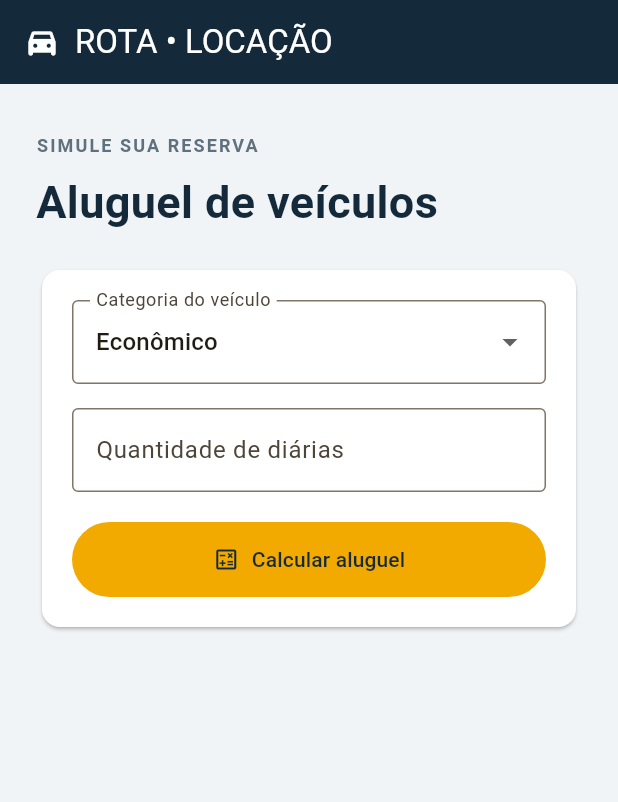
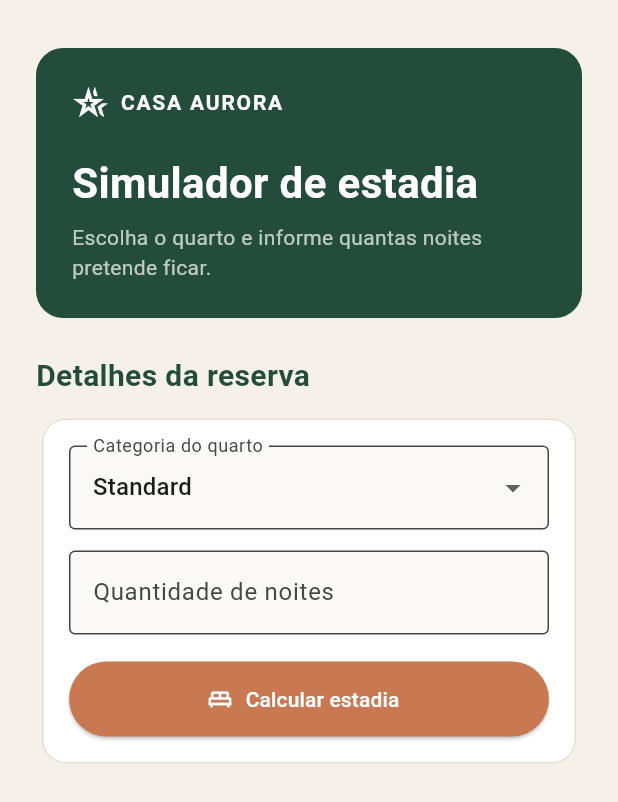
Before and after one commit to GuilhermoPayossin/cp3_flutter, a Flutter app: the screen it shows after launch, on a phone screen of 412 x 824 dp. Shown: the top 802 px of the screen. Run offline on Flutter 3.47's test engine with Material 3 defaults, Android fonts, the phone set to English and light mode, and no system bars.

Commit message:
Implementa simulador de estadia em hotel

```diff
--- a/lib/aluguel/aluguel_strategy.dart
+++ /dev/null
@@ -1,3 +0,0 @@
-abstract class AluguelStrategy {
-  double calcular(int diarias);
-}
--- a/lib/aluguel/calculadora_aluguel.dart
+++ /dev/null
@@ -1,11 +0,0 @@
-import 'aluguel_strategy.dart';
-
-class CalculadoraAluguel {
-  final AluguelStrategy estrategia;
-
-  const CalculadoraAluguel(this.estrategia);
-
-  double calcular(int diarias) {
-    return estrategia.calcular(diarias);
-  }
-}
--- a/lib/aluguel/estrategias_aluguel.dart
+++ /dev/null
@@ -1,50 +0,0 @@
-import 'aluguel_strategy.dart';
-
-class AluguelEconomico implements AluguelStrategy {
-  const AluguelEconomico();
-
-  @override
-  double calcular(int diarias) {
-    if (diarias < 0) {
-      throw ArgumentError('A quantidade de diárias não pode ser negativa.');
-    }
-
-    return diarias * 100.0;
-  }
-}
-
-class AluguelExecutivo implements AluguelStrategy {
-  const AluguelExecutivo();
-
-  @override
-  double calcular(int diarias) {
-    if (diarias < 0) {
-      throw ArgumentError('A quantidade de diárias não pode ser negativa.');
-    }
-
-    final subtotal = diarias * 180.0;
-
-    if (diarias >= 7) {
-      return subtotal * 0.9;
-    }
-
-    return subtotal;
-  }
-}
-
-class AluguelSUV implements AluguelStrategy {
-  const AluguelSUV();
-
-  @override
-  double calcular(int diarias) {
-    if (diarias < 0) {
-      throw ArgumentError('A quantidade de diárias não pode ser negativa.');
-    }
-
-    if (diarias == 0) {
-      return 0.0;
-    }
-
-    return diarias * 250.0 + 80.0;
-  }
-}
--- /dev/null
+++ b/lib/estadia/calculadora_estadia.dart
@@ -0,0 +1,11 @@
+import 'estadia_strategy.dart';
+
+class CalculadoraEstadia {
+  final EstadiaStrategy estrategia;
+
+  const CalculadoraEstadia(this.estrategia);
+
+  double calcular(int noites) {
+    return estrategia.calcular(noites);
+  }
+}
--- /dev/null
+++ b/lib/estadia/estadia_strategy.dart
@@ -0,0 +1,3 @@
+abstract class EstadiaStrategy {
+  double calcular(int noites);
+}
--- /dev/null
+++ b/lib/estadia/estrategias_estadia.dart
@@ -0,0 +1,50 @@
+import 'estadia_strategy.dart';
+
+class EstadiaStandard implements EstadiaStrategy {
+  const EstadiaStandard();
+
+  @override
+  double calcular(int noites) {
+    if (noites < 0) {
+      throw ArgumentError('A quantidade de noites não pode ser negativa.');
+    }
+
+    return noites * 200.0;
+  }
+}
+
+class EstadiaLuxo implements EstadiaStrategy {
+  const EstadiaLuxo();
+
+  @override
+  double calcular(int noites) {
+    if (noites < 0) {
+      throw ArgumentError('A quantidade de noites não pode ser negativa.');
+    }
+
+    final subtotal = noites * 350.0;
+
+    if (noites >= 5) {
+      return subtotal * 0.9;
+    }
+
+    return subtotal;
+  }
+}
+
+class EstadiaSuitePremium implements EstadiaStrategy {
+  const EstadiaSuitePremium();
+
+  @override
+  double calcular(int noites) {
+    if (noites < 0) {
+      throw ArgumentError('A quantidade de noites não pode ser negativa.');
+    }
+
+    if (noites == 0) {
+      return 0.0;
+    }
+
+    return noites * 500.0 + 100.0;
+  }
+}
--- a/lib/main.dart
+++ b/lib/main.dart
@@ -1,66 +1,72 @@
 import 'package:flutter/material.dart';
 import 'package:flutter/services.dart';
 
-import 'aluguel/aluguel_strategy.dart';
-import 'aluguel/calculadora_aluguel.dart';
-import 'aluguel/estrategias_aluguel.dart';
+import 'estadia/calculadora_estadia.dart';
+import 'estadia/estadia_strategy.dart';
+import 'estadia/estrategias_estadia.dart';
 
 void main() {
-  runApp(const AluguelApp());
+  runApp(const EstadiaApp());
 }
 
-class AluguelApp extends StatelessWidget {
-  const AluguelApp({super.key});
+class EstadiaApp extends StatelessWidget {
+  const EstadiaApp({super.key});
 
   @override
   Widget build(BuildContext context) {
-    const azul = Color(0xFF142A3A);
-    const amarelo = Color(0xFFF2A900);
+    const verde = Color(0xFF234D3A);
+    const terracota = Color(0xFFC87952);
 
     return MaterialApp(
-      title: 'Aluguel de Veículos',
+      title: 'Simulador de Estadia',
       debugShowCheckedModeBanner: false,
       theme: ThemeData(
-        colorScheme: ColorScheme.fromSeed(seedColor: amarelo),
-        scaffoldBackgroundColor: const Color(0xFFF1F4F7),
-        appBarTheme: const AppBarTheme(
-          backgroundColor: azul,
-          foregroundColor: Colors.white,
+        colorScheme: ColorScheme.fromSeed(seedColor: verde),
+        scaffoldBackgroundColor: const Color(0xFFF6F1E8),
+        useMaterial3: true,
+        inputDecorationTheme: const InputDecorationTheme(
+          filled: true,
+          fillColor: Color(0xFFFBF9F5),
         ),
-        useMaterial3: true,
+        elevatedButtonTheme: ElevatedButtonThemeData(
+          style: ElevatedButton.styleFrom(
+            backgroundColor: terracota,
+            foregroundColor: Colors.white,
+          ),
+        ),
       ),
-      home: const TelaAluguel(),
+      home: const TelaEstadia(),
     );
   }
 }
 
-class TelaAluguel extends StatefulWidget {
-  const TelaAluguel({super.key});
+class TelaEstadia extends StatefulWidget {
+  const TelaEstadia({super.key});
 
   @override
-  State<TelaAluguel> createState() => _TelaAluguelState();
+  State<TelaEstadia> createState() => _TelaEstadiaState();
 }
 
-class _TelaAluguelState extends State<TelaAluguel> {
-  final TextEditingController _diariasController = TextEditingController();
-  AluguelStrategy _estrategiaSelecionada = const AluguelEconomico();
+class _TelaEstadiaState extends State<TelaEstadia> {
+  final TextEditingController _noitesController = TextEditingController();
+  EstadiaStrategy _estrategiaSelecionada = const EstadiaStandard();
   double? _valorTotal;
   String? _mensagemErro;
 
-  void _calcularAluguel() {
-    final diarias = int.tryParse(_diariasController.text);
+  void _calcularEstadia() {
+    final noites = int.tryParse(_noitesController.text);
 
-    if (diarias == null) {
+    if (noites == null) {
       setState(() {
         _valorTotal = null;
-        _mensagemErro = 'Informe a quantidade de diárias.';
+        _mensagemErro = 'Informe a quantidade de noites.';
       });
       return;
     }
 
     try {
-      final calculadora = CalculadoraAluguel(_estrategiaSelecionada);
-      final valor = calculadora.calcular(diarias);
+      final calculadora = CalculadoraEstadia(_estrategiaSelecionada);
+      final valor = calculadora.calcular(noites);
 
       setState(() {
         _valorTotal = valor;
@@ -69,32 +75,23 @@ class _TelaAluguelState extends State<TelaAluguel> {
     } on ArgumentError {
       setState(() {
         _valorTotal = null;
-        _mensagemErro = 'A quantidade de diárias deve ser zero ou maior.';
+        _mensagemErro = 'A quantidade de noites deve ser zero ou maior.';
       });
     }
   }
 
   @override
   void dispose() {
-    _diariasController.dispose();
+    _noitesController.dispose();
     super.dispose();
   }
 
   @override
   Widget build(BuildContext context) {
-    const azul = Color(0xFF142A3A);
-    const amarelo = Color(0xFFF2A900);
+    const verde = Color(0xFF234D3A);
+    const terracota = Color(0xFFC87952);
 
     return Scaffold(
-      appBar: AppBar(
-        title: const Row(
-          children: [
-            Icon(Icons.directions_car_filled_rounded),
-            SizedBox(width: 10),
-            Text('ROTA • LOCAÇÃO'),
-          ],
-        ),
-      ),
       body: SafeArea(
         child: Center(
           child: ConstrainedBox(
@@ -103,51 +100,86 @@ class _TelaAluguelState extends State<TelaAluguel> {
               padding: const EdgeInsets.all(24),
               children: [
                 const SizedBox(height: 8),
-                const Text(
-                  'SIMULE SUA RESERVA',
-                  style: TextStyle(
-                    color: Color(0xFF60717E),
-                    fontSize: 12,
-                    fontWeight: FontWeight.bold,
-                    letterSpacing: 1.4,
+                Container(
+                  padding: const EdgeInsets.all(24),
+                  decoration: BoxDecoration(
+                    color: verde,
+                    borderRadius: BorderRadius.circular(18),
+                  ),
+                  child: const Column(
+                    crossAxisAlignment: CrossAxisAlignment.start,
+                    children: [
+                      Row(
+                        children: [
+                          Icon(Icons.hotel_class_outlined, color: Colors.white),
+                          SizedBox(width: 8),
+                          Text(
+                            'CASA AURORA',
+                            style: TextStyle(
+                              color: Colors.white,
+                              fontWeight: FontWeight.bold,
+                              letterSpacing: 1.2,
+                            ),
+                          ),
+                        ],
+                      ),
+                      SizedBox(height: 22),
+                      Text(
+                        'Simulador de estadia',
+                        style: TextStyle(
+                          color: Colors.white,
+                          fontSize: 28,
+                          fontWeight: FontWeight.w700,
+                        ),
+                      ),
+                      SizedBox(height: 6),
+                      Text(
+                        'Escolha o quarto e informe quantas noites pretende ficar.',
+                        style: TextStyle(color: Colors.white70, height: 1.4),
+                      ),
+                    ],
                   ),
                 ),
-                const SizedBox(height: 8),
+                const SizedBox(height: 24),
                 const Text(
-                  'Aluguel de veículos',
+                  'Detalhes da reserva',
                   style: TextStyle(
-                    color: azul,
-                    fontSize: 30,
-                    fontWeight: FontWeight.w700,
+                    color: verde,
+                    fontSize: 20,
+                    fontWeight: FontWeight.bold,
                   ),
                 ),
-                const SizedBox(height: 20),
+                const SizedBox(height: 10),
                 Card(
                   color: Colors.white,
-                  elevation: 1,
+                  elevation: 0,
+                  shape: RoundedRectangleBorder(
+                    borderRadius: BorderRadius.circular(16),
+                    side: const BorderSide(color: Color(0xFFE5DDD1)),
+                  ),
                   child: Padding(
-                    padding: const EdgeInsets.all(20),
+                    padding: const EdgeInsets.all(18),
                     child: Column(
                       crossAxisAlignment: CrossAxisAlignment.stretch,
                       children: [
-                        DropdownButtonFormField<AluguelStrategy>(
+                        DropdownButtonFormField<EstadiaStrategy>(
                           value: _estrategiaSelecionada,
                           decoration: const InputDecoration(
-                            labelText: 'Categoria do veículo',
+                            labelText: 'Categoria do quarto',
                             border: OutlineInputBorder(),
                           ),
                           items: const [
                             DropdownMenuItem(
-                              value: AluguelEconomico(),
-                              child: Text('Econômico'),
+                              value: EstadiaStandard(),
+                              child: Text('Standard'),
                             ),
                             DropdownMenuItem(
-                              value: AluguelExecutivo(),
-                              child: Text('Executivo'),
+                              value: EstadiaLuxo(),
+                              child: Text('Luxo'),
                             ),
                             DropdownMenuItem(
-                              value: AluguelSUV(),
-                              child: Text('SUV'),
+                              value: EstadiaSuitePremium(),
+                              child: Text('Suíte Premium'),
                             ),
                           ],
                           onChanged: (estrategia) {
@@ -159,34 +191,32 @@ class _TelaAluguelState extends State<TelaAluguel> {
                             });
                           },
                         ),
-                        const SizedBox(height: 16),
+                        const SizedBox(height: 14),
                         TextField(
-                          controller: _diariasController,
+                          controller: _noitesController,
                           keyboardType: TextInputType.number,
                           inputFormatters: [FilteringTextInputFormatter.digitsOnly],
                           decoration: const InputDecoration(
-                            labelText: 'Quantidade de diárias',
+                            labelText: 'Quantidade de noites',
                             border: OutlineInputBorder(),
                           ),
-                          onSubmitted: (_) => _calcularAluguel(),
+                          onSubmitted: (_) => _calcularEstadia(),
                         ),
-                        const SizedBox(height: 20),
-                        FilledButton.icon(
-                          style: FilledButton.styleFrom(
-                            backgroundColor: amarelo,
-                            foregroundColor: azul,
-                            padding: const EdgeInsets.symmetric(vertical: 15),
+                        const SizedBox(height: 18),
+                        SizedBox(
+                          height: 50,
+                          child: ElevatedButton.icon(
+                            onPressed: _calcularEstadia,
+                            icon: const Icon(Icons.king_bed_outlined),
+                            label: const Text('Calcular estadia'),
                           ),
-                          onPressed: _calcularAluguel,
-                          icon: const Icon(Icons.calculate_outlined),
-                          label: const Text('Calcular aluguel'),
                         ),
                       ],
                     ),
                   ),
                 ),
                 if (_mensagemErro != null) ...[
-                  const SizedBox(height: 16),
+                  const SizedBox(height: 14),
                   Text(
                     _mensagemErro!,
                     style: const TextStyle(color: Colors.red),
@@ -195,28 +225,33 @@ class _TelaAluguelState extends State<TelaAluguel> {
                 if (_valorTotal != null) ...[
                   const SizedBox(height: 16),
                   Container(
-                    padding: const EdgeInsets.all(20),
+                    padding: const EdgeInsets.symmetric(
+                      horizontal: 18,
+                      vertical: 16,
+                    ),
                     decoration: BoxDecoration(
-                      color: azul,
-                      borderRadius: BorderRadius.circular(12),
+                      color: const Color(0xFFF0DDCE),
+                      borderRadius: BorderRadius.circular(14),
+                      border: Border.all(color: const Color(0xFFE0C0A9)),
                     ),
-                    child: Column(
-                      crossAxisAlignment: CrossAxisAlignment.start,
+                    child: Row(
                       children: [
-                        const Text(
-                          'VALOR TOTAL DA RESERVA',
-                          style: TextStyle(
-                            color: Colors.white70,
-                            fontSize: 12,
-                            letterSpacing: 1,
+                        const Icon(Icons.receipt_long_outlined, color: verde),
+                        const SizedBox(width: 12),
+                        const Expanded(
+                          child: Text(
+                            'Total da reserva',
+                            style: TextStyle(
+                              color: verde,
+                              fontWeight: FontWeight.w600,
+                            ),
                           ),
                         ),
-                        const SizedBox(height: 6),
                         Text(
                           formatarReais(_valorTotal!),
                           style: const TextStyle(
-                            color: amarelo,
-                            fontSize: 30,
+                            color: verde,
+                            fontSize: 20,
                             fontWeight: FontWeight.bold,
                           ),
                         ),
--- a/pubspec.yaml
+++ b/pubspec.yaml
@@ -1,5 +1,5 @@
-name: cp3_aluguel_veiculos
-description: Calculadora simples de aluguel de veículos.
+name: cp3_estadia_hotel
+description: Simulador simples de estadia em hotel.
 publish_to: 'none'
 version: 1.0.0+1
 
```
Also changed, not shown: 4 other files.
